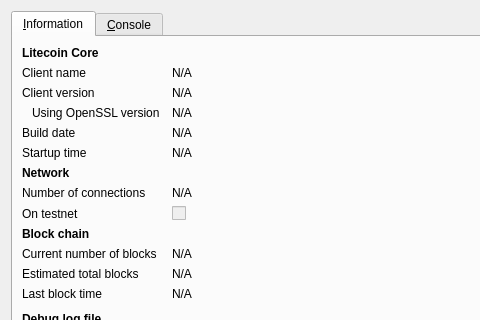
naztuvieja/cointest, file src/qt/forms/rpcconsole.ui: the form before one commit; both pictures show x 0 to 480 and y 0 to 320 of the 740 by 450 pixel window.
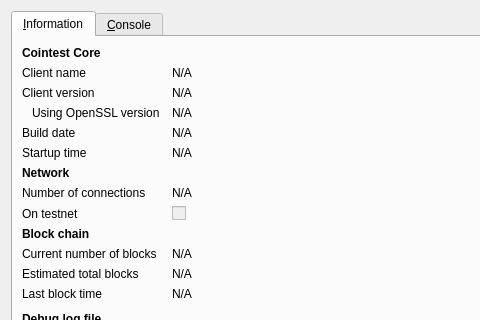
The form after the commit. Icons and pictures are not drawn.

The edit to the form file:
```diff
--- a/src/qt/forms/rpcconsole.ui
+++ b/src/qt/forms/rpcconsole.ui
@@ -36,7 +36,7 @@
           </font>
          </property>
          <property name="text">
-          <string>Litecoin Core</string>
+          <string>Cointest Core</string>
          </property>
         </widget>
        </item>
```
Left out of the diff: 6 changed lines with no effect on the pictures.
